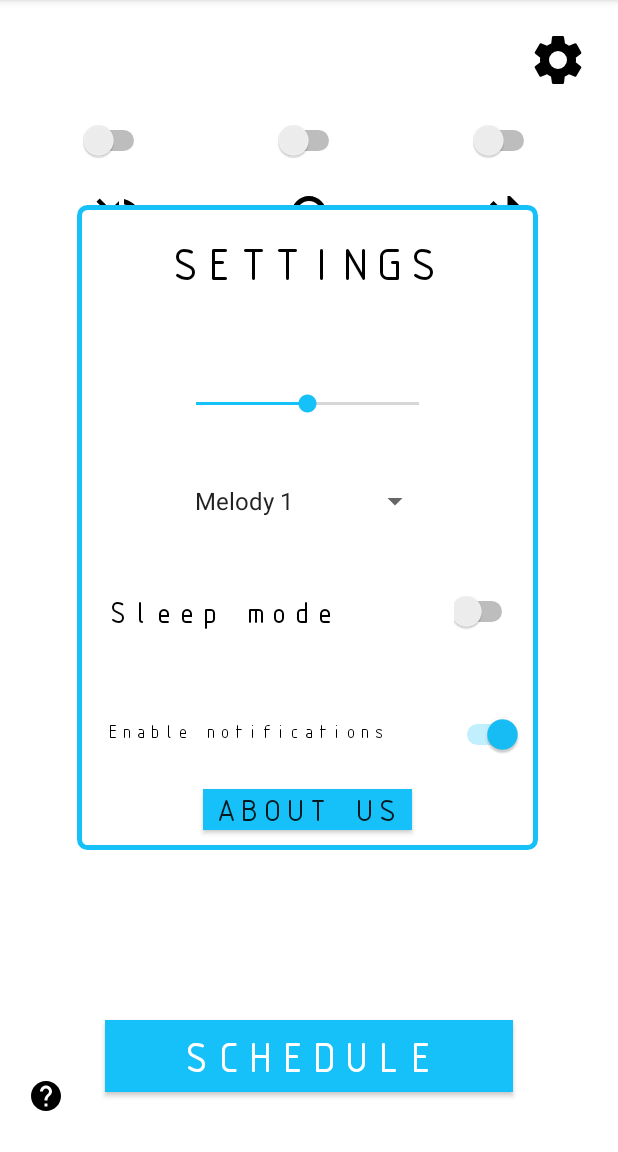
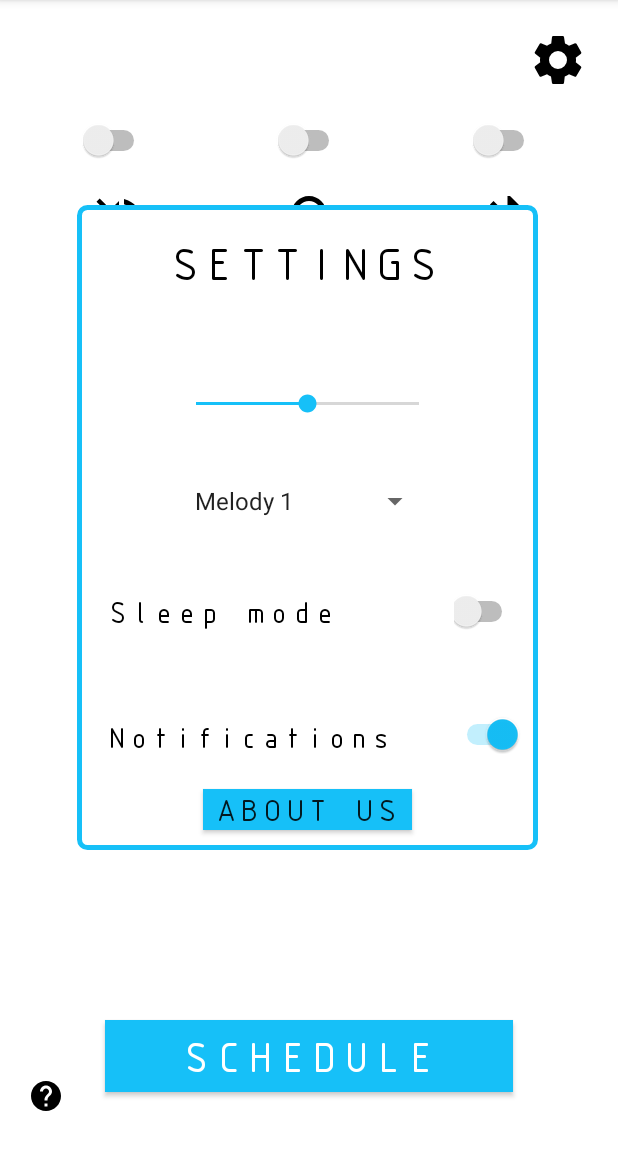
Before and after one commit to aesdhrill/ThePiller, an Android app: the screen it shows after launch (MainActivity), after a tap on an icon or button, on a phone screen of 412 x 824 dp, the part 84-1236 px from its top. Run offline under Robolectric (Android 15) with nearby library versions, the light colour scheme and no system bars; 2 statements that could not run were skipped.

Commit message:
bt toggle off-on now returns user to paired device view TODO,add permission request for location (THIS SHIT IS HARD YO I NEED SLEEP)
listview onClick implemented partially

ToDo: Implement (services, threads), BroadcastReceiver.  land UI(?) not implemented -> currently crashes on MainActivity

IMPLEMENT DATA SENDING

```diff
--- a/app/src/main/java/com/example/appforpills/MainActivity.java
+++ b/app/src/main/java/com/example/appforpills/MainActivity.java
@@ -85,6 +85,10 @@ public class MainActivity extends AppCompatActivity implements AdapterView.OnIte
 
     public void makeList(){
         pairedDevices = btAdapter.getBondedDevices();
+        discoveredDeviceListView.setVisibility(View.INVISIBLE);
+        btDiscoveredName.setVisibility(View.INVISIBLE);
+        pairedDeviceListView.setVisibility(View.VISIBLE);
+        btName.setVisibility(View.VISIBLE);
         if (pairedDevices.size()>0) {
             pairedDeviceList.clear();
             for (BluetoothDevice device : pairedDevices) pairedDeviceList.add(device.getName());
@@ -93,25 +97,6 @@ public class MainActivity extends AppCompatActivity implements AdapterView.OnIte
         pairedDeviceList.notifyDataSetChanged();
         pairedDeviceListView.setClickable(true);
     }
-
-//    private final BroadcastReceiver mReceiver = new BroadcastReceiver() {
-//        @Override
-//        public void onReceive(Context context, Intent intent) {
-//            String action = intent.getAction();
-//            BluetoothDevice device = intent.getParcelableExtra(BluetoothDevice.EXTRA_DEVICE);
-//            if (BluetoothDevice.ACTION_FOUND.equals(action)){
-//                Log.d("found","device found"+device.getName());
-//                device = intent.getParcelableExtra(BluetoothDevice.EXTRA_DEVICE);
-//                discoveredDevices.add(device);
-//
-//                discoveredDeviceList.add(device.getName());
-//                discoveredDeviceList.notifyDataSetChanged();
-//            }
-//            if (BluetoothAdapter.ACTION_DISCOVERY_STARTED.equals(action)){
-//                Toast.makeText(MainActivity.this, "Started discovery process", Toast.LENGTH_SHORT).show();
-//            }
-//        }
-//    };
 
     @Override
     public void onActivityResult(int requestCode,int resultCode, Intent data) {
@@ -213,10 +198,6 @@ public class MainActivity extends AppCompatActivity implements AdapterView.OnIte
                     discoveredDeviceListView.setVisibility(View.VISIBLE);
                     btName.setVisibility(View.INVISIBLE);
                     btDiscoveredName.setVisibility(View.VISIBLE);
-//                }else{
-//                    Toast.makeText(getApplicationContext(), "Something went wrong! Discovery has failed to start.", Toast.LENGTH_SHORT).show();
-//                }
-
             }
         });
 //        check if bt adapter is available on device
--- a/app/src/main/res/layout/activity_main.xml
+++ b/app/src/main/res/layout/activity_main.xml
@@ -216,7 +216,7 @@
         android:id="@+id/buttonCloseBTTest"
         android:layout_width="match_parent"
         android:layout_height="wrap_content"
-        android:text="hide"
+        android:text="@string/hideDevices"
         android:visibility="invisible"
         app:layout_constraintBottom_toTopOf="@+id/appName"
         app:layout_constraintEnd_toEndOf="@+id/btConnection"
@@ -499,7 +499,7 @@
         android:layout_marginLeft="8dp"
         android:layout_marginEnd="8dp"
         android:layout_marginRight="8dp"
-        android:text="Show devices"
+        android:text="@string/showDevices"
         app:layout_constraintBottom_toBottomOf="parent"
         app:layout_constraintEnd_toEndOf="parent"
         app:layout_constraintHorizontal_bias="0.53"
--- a/app/src/main/res/values/strings.xml
+++ b/app/src/main/res/values/strings.xml
@@ -3,7 +3,7 @@
     <string name="schedule">SCHEDULE</string>
     <string name="the_piller">The Piller</string>
     <string name="sleep_mode">Sleep mode</string>
-    <string name="enable_notifications">Enable notifications</string>
+    <string name="enable_notifications">Notifications</string>
     <string name="settings">SETTINGS</string>
     <string name="about_us">About Us</string>
     <string name="greetings">Greetings!</string>
@@ -21,6 +21,8 @@
     <string name="btConnection">List of paired Bluetooth devices</string>
     <string name="btConnectionDiscovered">List of found Bluetooth devices</string>
     <string name="discover">Search for another device</string>
+    <string name="showDevices">Show device list</string>
+    <string name="hideDevices">Hide device list</string>
     <string-array name="melodies">
         <item>Melody 1</item>
         <item>Melody 2</item>
```
